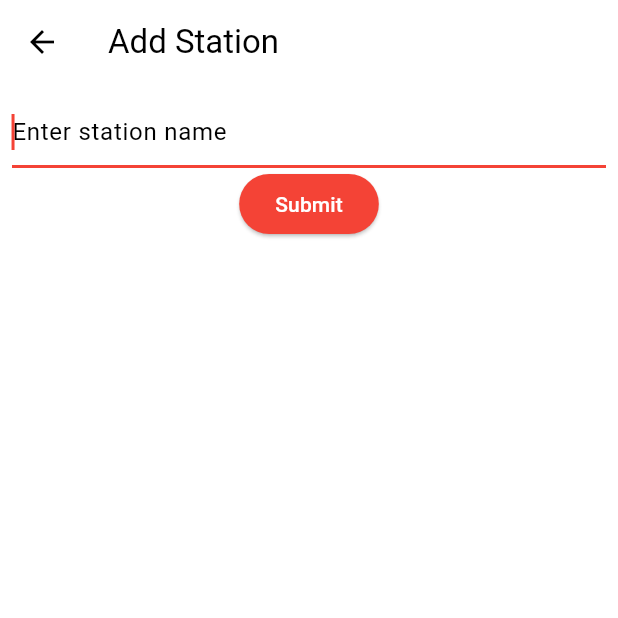
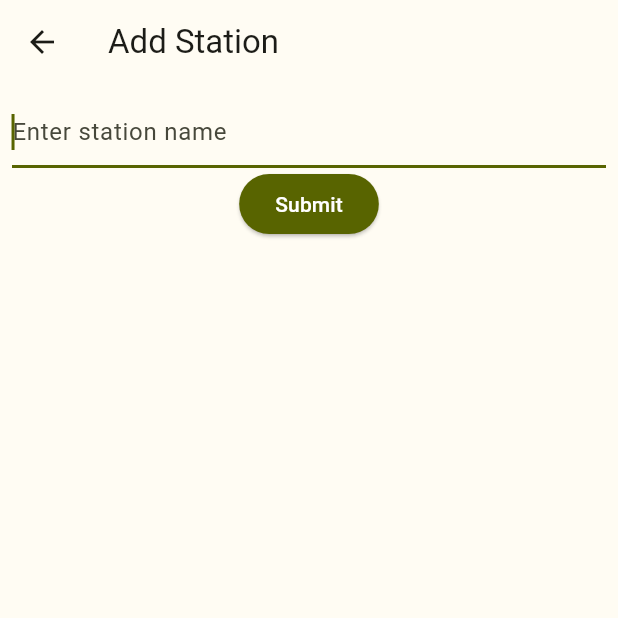
Before and after one commit to tygross025/departure_tracker, a Flutter app: the screen it shows after launch, after a tap on the "add" icon, on a phone screen of 412 x 824 dp, the top half of it. Run offline on Flutter 3.47's test engine with Material 2 defaults, Android fonts, the phone set to English and light mode, and no system bars; our stand-ins replace shared_preferences; network calls fail.

Commit message:
added darkmode

```diff
--- a/lib/main.dart
+++ b/lib/main.dart
@@ -1,4 +1,5 @@
 import 'package:departure_tracker/station_card.dart';
+import 'package:departure_tracker/theme/color_schemes.dart';
 import 'package:flutter/material.dart';
 import 'package:shared_preferences/shared_preferences.dart';
 import 'add_station_screen.dart';
@@ -8,6 +9,7 @@ void main() {
   runApp(const MyApp());
 }
 
+
 class MyApp extends StatelessWidget {
   const MyApp({super.key});
 
@@ -15,14 +17,8 @@ class MyApp extends StatelessWidget {
   Widget build(BuildContext context) {
     return MaterialApp(
       title: 'Departure Tracker',
-      theme: ThemeData(
-        colorScheme: ColorScheme.fromSwatch(primarySwatch: Colors.red),
-        useMaterial3: true,
-        appBarTheme: const AppBarTheme(
-          elevation: 0,
-        ),
-      ),
-      darkTheme: ThemeData.dark(),
+      theme: ThemeData(useMaterial3: true, colorScheme: lightColorScheme),
+      darkTheme: ThemeData(useMaterial3: true, colorScheme: darkColorScheme),
       themeMode: ThemeMode.system,
       home: const MainPage(),
     );
@@ -52,7 +48,7 @@ class _MainPageState extends State<MainPage> {
     final prefs = await SharedPreferences.getInstance();
     final List<String>? stations = prefs.getStringList('stationList');
     if(stations != null){
-      for(String statonString in stations!){
+      for(String statonString in stations){
         _cards.add(
           StationCard(station: Station.fromString(statonString), editing: _editingCards, onDelete: _onDelete,),
         );
--- /dev/null
+++ b/lib/theme/color_schemes.dart
@@ -0,0 +1,65 @@
+import 'package:flutter/material.dart';
+
+const lightColorScheme = ColorScheme(
+  brightness: Brightness.light,
+  primary: Color(0xFF586400),
+  onPrimary: Color(0xFFFFFFFF),
+  primaryContainer: Color(0xFFDBEC79),
+  onPrimaryContainer: Color(0xFF191E00),
+  secondary: Color(0xFF5D6145),
+  onSecondary: Color(0xFFFFFFFF),
+  secondaryContainer: Color(0xFFE2E5C2),
+  onSecondaryContainer: Color(0xFF1A1D07),
+  tertiary: Color(0xFF3B665B),
+  onTertiary: Color(0xFFFFFFFF),
+  tertiaryContainer: Color(0xFFBDECDE),
+  onTertiaryContainer: Color(0xFF00201A),
+  error: Color(0xFFBA1A1A),
+  errorContainer: Color(0xFFFFDAD6),
+  onError: Color(0xFFFFFFFF),
+  onErrorContainer: Color(0xFF410002),
+  background: Color(0xFFFFFCF3),
+  onBackground: Color(0xFF1C1C17),
+  surface: Color(0xFFFFFCF3),
+  onSurface: Color(0xFF1C1C17),
+  surfaceVariant: Color(0xFFE4E3D2),
+  onSurfaceVariant: Color(0xFF47483B),
+  outline: Color(0xFF77786A),
+  onInverseSurface: Color(0xFFF3F1E8),
+  inverseSurface: Color(0xFF31312B),
+  inversePrimary: Color(0xFFBFCF60),
+  shadow: Color(0xFF000000),
+  surfaceTint: Color(0xFF586400),
+);
+
+const darkColorScheme = ColorScheme(
+  brightness: Brightness.dark,
+  primary: Color(0xFFBFCF60),
+  onPrimary: Color(0xFF2D3400),
+  primaryContainer: Color(0xFF424B00),
+  onPrimaryContainer: Color(0xFFDBEC79),
+  secondary: Color(0xFFC6C9A7),
+  onSecondary: Color(0xFF2F321A),
+  secondaryContainer: Color(0xFF45492F),
+  onSecondaryContainer: Color(0xFFE2E5C2),
+  tertiary: Color(0xFFA2D0C2),
+  onTertiary: Color(0xFF05372E),
+  tertiaryContainer: Color(0xFF224E44),
+  onTertiaryContainer: Color(0xFFBDECDE),
+  error: Color(0xFFFFB4AB),
+  errorContainer: Color(0xFF93000A),
+  onError: Color(0xFF690005),
+  onErrorContainer: Color(0xFFFFDAD6),
+  background: Color(0xFF1C1C17),
+  onBackground: Color(0xFFE5E2DA),
+  surface: Color(0xFF1C1C17),
+  onSurface: Color(0xFFE5E2DA),
+  surfaceVariant: Color(0xFF47483B),
+  onSurfaceVariant: Color(0xFFC8C7B7),
+  outline: Color(0xFF919283),
+  onInverseSurface: Color(0xFF1C1C17),
+  inverseSurface: Color(0xFFE5E2DA),
+  inversePrimary: Color(0xFF586400),
+  shadow: Color(0xFF000000),
+  surfaceTint: Color(0xFFBFCF60),
+);
```
